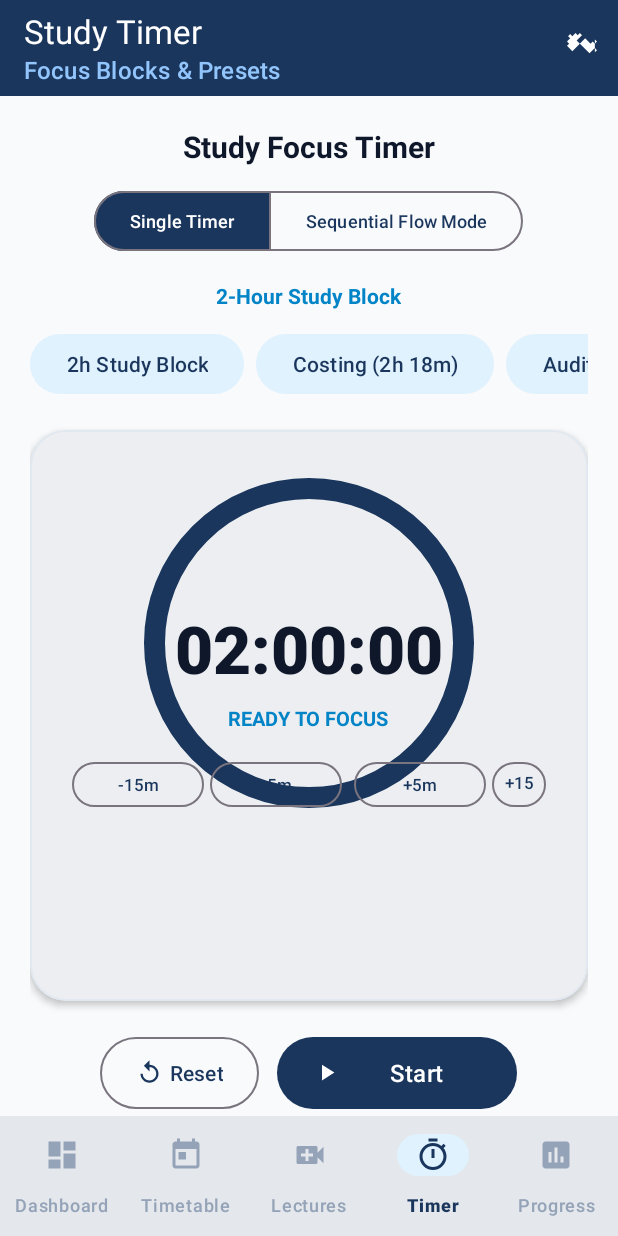
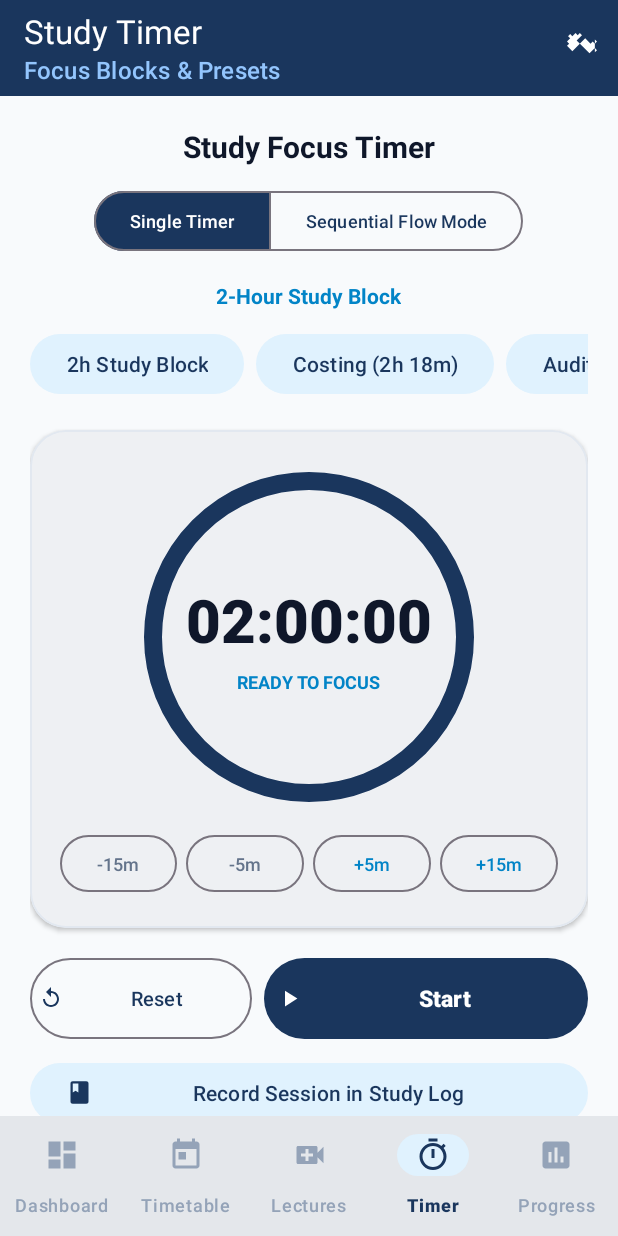
Before and after one commit to rahul23145/StudyOS, an Android app: the screen it shows after launch (MainActivity), item 4 of the bottom bar chosen, on a phone screen of 412 x 824 dp. Run offline under Robolectric (Android 15) with nearby library versions, the phone set to English and light mode, and no system bars; our stand-ins replace Room's generated code.

Commit message:
Fix timer layout: center digits inside circular ring with FrameLayout, place adjustment controls below ring, and apply weight proportioning to control buttons

```diff
--- a/app/build.gradle.kts
+++ b/app/build.gradle.kts
@@ -11,8 +11,8 @@ android {
     defaultConfig {
         minSdk = 24
         targetSdk = 34
-        versionCode = 7
-        versionName = "1.6.0"
+        versionCode = 8
+        versionName = "1.7.0"
         manifestPlaceholders["appName"] = "StudyOS"
 
         testInstrumentationRunner = "androidx.test.runner.AndroidJUnitRunner"
--- a/app/src/main/res/layout/fragment_timer.xml
+++ b/app/src/main/res/layout/fragment_timer.xml
@@ -121,7 +121,7 @@
             android:layout_height="wrap_content"
             android:layout_marginBottom="20dp"
             app:cardCornerRadius="24dp"
-            app:cardElevation="3dp"
+            app:cardElevation="2dp"
             app:strokeWidth="1dp"
             app:strokeColor="@color/divider_light"
             app:cardBackgroundColor="@color/surface_card_light">
@@ -131,27 +131,41 @@
                 android:layout_height="wrap_content"
                 android:orientation="vertical"
                 android:gravity="center"
-                android:padding="28dp">
+                android:paddingTop="28dp"
+                android:paddingBottom="24dp"
+                android:paddingHorizontal="20dp">
 
-                <!-- Progress Ring / Indicator -->
+                <!-- Progress Ring with Centered Digits & Status inside FrameLayout -->
+                <FrameLayout
+                    android:layout_width="220dp"
+                    android:layout_height="220dp"
+                    android:layout_gravity="center">
+
                     <com.google.android.material.progressindicator.CircularProgressIndicator
                         android:id="@+id/circularTimerProgress"
-                    android:layout_width="wrap_content"
-                    android:layout_height="wrap_content"
+                        android:layout_width="220dp"
+                        android:layout_height="220dp"
+                        android:layout_gravity="center"
                         app:indicatorSize="220dp"
-                    app:trackThickness="14dp"
-                    app:trackCornerRadius="7dp"
+                        app:trackThickness="12dp"
+                        app:trackCornerRadius="6dp"
                         app:trackColor="@color/divider_light"
                         app:indicatorColor="@color/primary"
                         tools:progress="75" />
+
+                    <LinearLayout
+                        android:layout_width="wrap_content"
+                        android:layout_height="wrap_content"
+                        android:layout_gravity="center"
+                        android:gravity="center"
+                        android:orientation="vertical">
 
                         <TextView
                             android:id="@+id/tvTimerDigits"
                             android:layout_width="wrap_content"
                             android:layout_height="wrap_content"
-                    android:layout_marginTop="-140dp"
                             android:textColor="@color/text_primary_light"
-                    android:textSize="44sp"
+                            android:textSize="40sp"
                             android:fontFamily="sans-serif-medium"
                             android:textStyle="bold"
                             tools:text="02:00:00" />
@@ -160,66 +174,87 @@
                             android:id="@+id/tvTimerStatus"
                             android:layout_width="wrap_content"
                             android:layout_height="wrap_content"
-                    android:layout_marginTop="8dp"
-                    android:layout_marginBottom="16dp"
+                            android:layout_marginTop="6dp"
                             android:textColor="@color/accent_emerald"
-                    android:textSize="13sp"
+                            android:textSize="12sp"
                             android:textStyle="bold"
                             tools:text="READY TO FOCUS" />
+                    </LinearLayout>
+                </FrameLayout>
 
-                <!-- Quick Flexible Time Adjustment Controls -->
+                <!-- Quick Flexible Time Adjustment Controls (Cleanly below the circle) -->
                 <LinearLayout
                     android:id="@+id/layoutQuickAdjust"
-                    android:layout_width="wrap_content"
+                    android:layout_width="match_parent"
                     android:layout_height="wrap_content"
                     android:orientation="horizontal"
                     android:gravity="center"
-                    android:layout_marginBottom="16dp">
+                    android:layout_marginTop="22dp">
 
                     <com.google.android.material.button.MaterialButton
                         android:id="@+id/btnAdjustMinus15"
                         style="@style/Widget.Material3.Button.OutlinedButton"
-                        android:layout_width="wrap_content"
+                        android:layout_width="0dp"
                         android:layout_height="38dp"
+                        android:layout_weight="1"
+                        android:insetTop="0dp"
+                        android:insetBottom="0dp"
+                        android:minWidth="0dp"
+                        android:paddingHorizontal="4dp"
                         android:text="-15m"
-                        android:textSize="11sp"
-                        android:paddingHorizontal="8dp"
-                        android:layout_marginEnd="4dp" />
+                        android:textColor="@color/text_secondary_light"
+                        android:textSize="12sp"
+                        android:layout_marginEnd="6dp" />
 
                     <com.google.android.material.button.MaterialButton
                         android:id="@+id/btnAdjustMinus5"
                         style="@style/Widget.Material3.Button.OutlinedButton"
-                        android:layout_width="wrap_content"
+                        android:layout_width="0dp"
                         android:layout_height="38dp"
+                        android:layout_weight="1"
+                        android:insetTop="0dp"
+                        android:insetBottom="0dp"
+                        android:minWidth="0dp"
+                        android:paddingHorizontal="4dp"
                         android:text="-5m"
-                        android:textSize="11sp"
-                        android:paddingHorizontal="8dp"
-                        android:layout_marginEnd="8dp" />
+                        android:textColor="@color/text_secondary_light"
+                        android:textSize="12sp"
+                        android:layout_marginEnd="6dp" />
 
                     <com.google.android.material.button.MaterialButton
                         android:id="@+id/btnAdjustPlus5"
                         style="@style/Widget.Material3.Button.OutlinedButton"
-                        android:layout_width="wrap_content"
+                        android:layout_width="0dp"
                         android:layout_height="38dp"
+                        android:layout_weight="1"
+                        android:insetTop="0dp"
+                        android:insetBottom="0dp"
+                        android:minWidth="0dp"
+                        android:paddingHorizontal="4dp"
                         android:text="+5m"
-                        android:textSize="11sp"
-                        android:paddingHorizontal="8dp"
-                        android:layout_marginEnd="4dp" />
+                        android:textColor="@color/secondary"
+                        android:textSize="12sp"
+                        android:layout_marginEnd="6dp" />
 
                     <com.google.android.material.button.MaterialButton
                         android:id="@+id/btnAdjustPlus15"
                         style="@style/Widget.Material3.Button.OutlinedButton"
-                        android:layout_width="wrap_content"
+                        android:layout_width="0dp"
                         android:layout_height="38dp"
+                        android:layout_weight="1"
+                        android:insetTop="0dp"
+                        android:insetBottom="0dp"
+                        android:minWidth="0dp"
+                        android:paddingHorizontal="4dp"
                         android:text="+15m"
-                        android:textSize="11sp"
-                        android:paddingHorizontal="8dp" />
+                        android:textColor="@color/secondary"
+                        android:textSize="12sp" />
                 </LinearLayout>
 
             </LinearLayout>
         </com.google.android.material.card.MaterialCardView>
 
-        <!-- Control Buttons -->
+        <!-- Control Buttons (Weight-Proportioned to avoid edge clipping) -->
         <LinearLayout
             android:layout_width="match_parent"
             android:layout_height="wrap_content"
@@ -230,40 +265,66 @@
             <com.google.android.material.button.MaterialButton
                 android:id="@+id/btnPreviousTask"
                 style="@style/Widget.Material3.Button.OutlinedButton"
-                android:layout_width="wrap_content"
-                android:layout_height="56dp"
+                android:layout_width="0dp"
+                android:layout_height="54dp"
+                android:layout_weight="1"
+                android:insetTop="0dp"
+                android:insetBottom="0dp"
+                android:minWidth="0dp"
+                android:paddingHorizontal="4dp"
                 android:text="Prev"
+                android:textSize="13sp"
                 android:visibility="gone"
-                android:layout_marginEnd="8dp"
+                android:layout_marginEnd="6dp"
                 tools:visibility="visible" />
 
             <com.google.android.material.button.MaterialButton
                 android:id="@+id/btnResetTimer"
                 style="@style/Widget.Material3.Button.OutlinedButton"
-                android:layout_width="wrap_content"
-                android:layout_height="56dp"
+                android:layout_width="0dp"
+                android:layout_height="54dp"
+                android:layout_weight="1.1"
+                android:insetTop="0dp"
+                android:insetBottom="0dp"
+                android:minWidth="0dp"
+                android:paddingHorizontal="6dp"
                 android:text="Reset"
-                android:layout_marginEnd="12dp"
-                app:icon="@drawable/ic_reset" />
+                android:textSize="13sp"
+                android:layout_marginEnd="8dp"
+                app:icon="@drawable/ic_reset"
+                app:iconSize="16dp" />
 
             <com.google.android.material.button.MaterialButton
                 android:id="@+id/btnStartPauseTimer"
                 style="@style/Widget.Material3.Button"
-                android:layout_width="160dp"
-                android:layout_height="56dp"
+                android:layout_width="0dp"
+                android:layout_height="54dp"
+                android:layout_weight="1.6"
+                android:insetTop="0dp"
+                android:insetBottom="0dp"
+                android:minWidth="0dp"
+                android:paddingHorizontal="8dp"
                 android:text="Start"
-                android:textSize="16sp"
+                android:textSize="15sp"
+                android:textStyle="bold"
                 app:icon="@drawable/ic_play"
+                app:iconSize="18dp"
                 app:backgroundTint="@color/primary" />
 
             <com.google.android.material.button.MaterialButton
                 android:id="@+id/btnSkipTask"
                 style="@style/Widget.Material3.Button.OutlinedButton"
-                android:layout_width="wrap_content"
-                android:layout_height="56dp"
+                android:layout_width="0dp"
+                android:layout_height="54dp"
+                android:layout_weight="1"
+                android:insetTop="0dp"
+                android:insetBottom="0dp"
+                android:minWidth="0dp"
+                android:paddingHorizontal="4dp"
                 android:text="Skip"
+                android:textSize="13sp"
                 android:visibility="gone"
-                android:layout_marginStart="8dp"
+                android:layout_marginStart="6dp"
                 tools:visibility="visible" />
         </LinearLayout>
 
```
Lines whose indentation alone changed are shown as unchanged.
